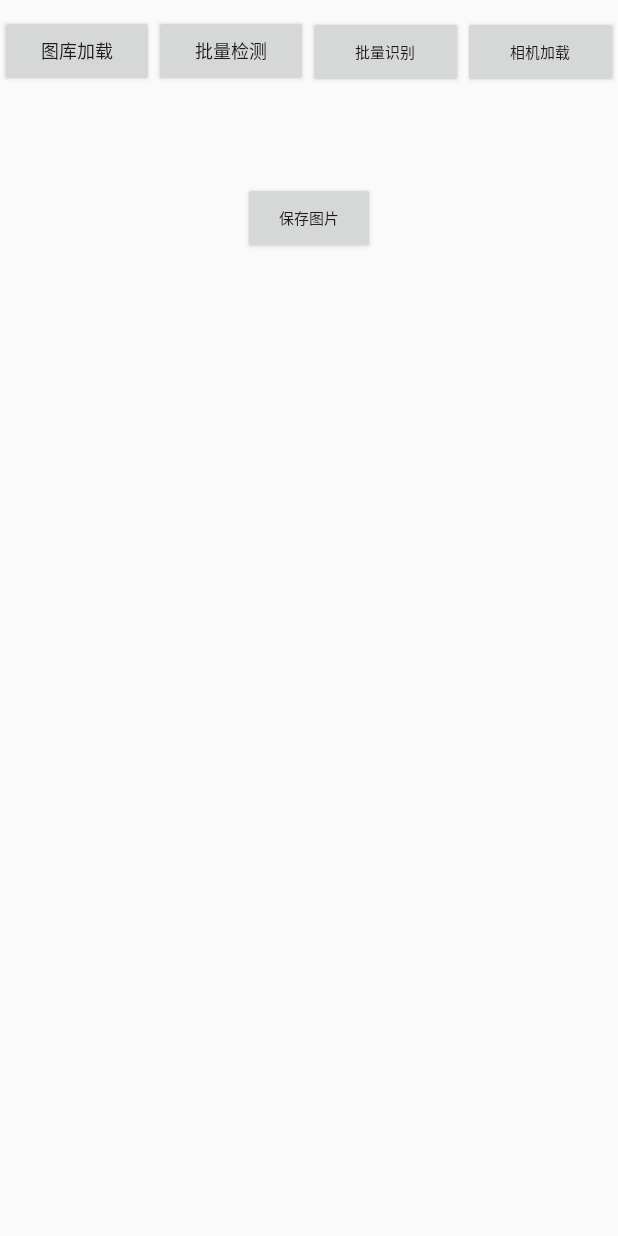
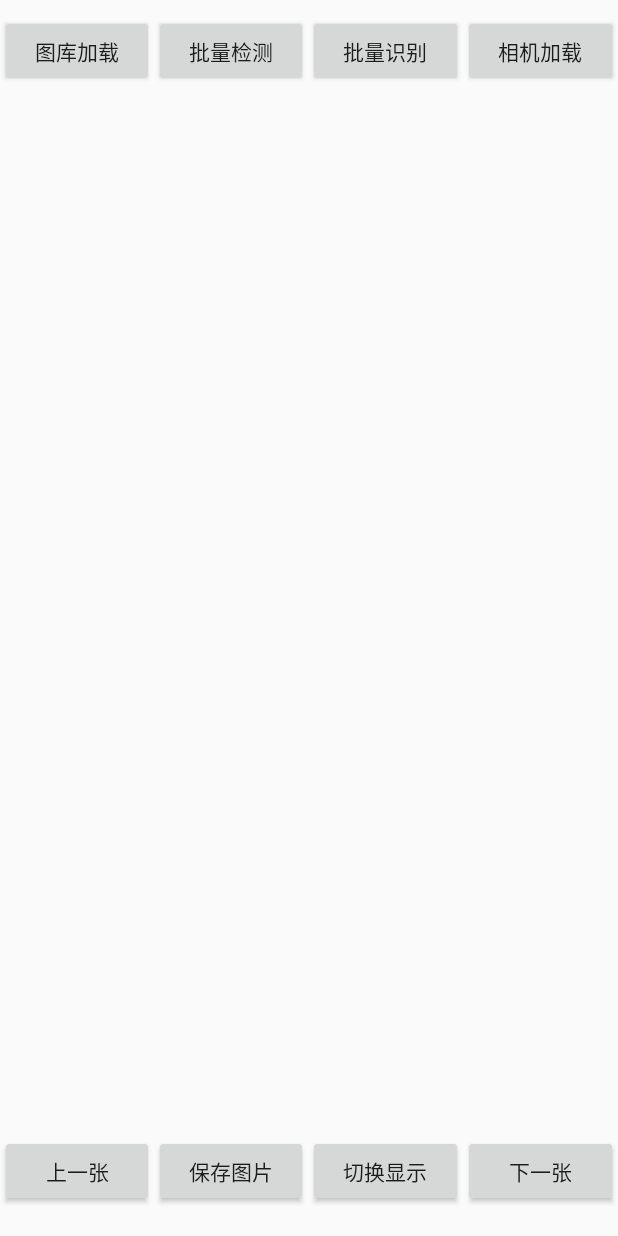
Before and after one commit to lionkkkk/ZxingQrTest, an Android app: the layout activity_main.xml on its own in the app's theme, with its tools: preview values and no code run, on a phone screen of 412 x 824 dp. Run offline under Robolectric (Android 15) with nearby library versions, the phone set to English and light mode, and no system bars.

Commit message:
adjust UI:add change view

```diff
--- a/app/src/main/AndroidManifest.xml
+++ b/app/src/main/AndroidManifest.xml
@@ -14,7 +14,6 @@
         android:supportsRtl="true"
         android:theme="@style/AppTheme">
         <activity android:name=".ThreadActivity"></activity>
-        <activity android:name=".SlideTestActivity" />
         <activity android:name=".CameraxTestActivity" />
         <activity android:name=".MainActivity">
             <intent-filter>
--- a/app/src/main/java/com/example/zxingqrtest/CameraxTestActivity.java
+++ b/app/src/main/java/com/example/zxingqrtest/CameraxTestActivity.java
@@ -277,20 +277,19 @@ public class CameraxTestActivity extends AppCompatActivity implements CameraXCon
     public void initImageAnalysis() {
 
         mImageAnalysis = new ImageAnalysis.Builder()
-                .setTargetResolution(new Size(1280, 720))  //分辨率，测试实际宽高为640x480
+                .setTargetResolution(new Size(1280, 720))  //分辨率，测试实际宽高为640x480,跟相机底层有关
                 .setBackpressureStrategy(ImageAnalysis.STRATEGY_KEEP_ONLY_LATEST) //非阻塞模式
                 .build();
         mImageAnalysis.setAnalyzer(executor, image -> {
-            //这里采用官方给的yuv转效率比较低
+            //这里采用官方给的yuv转效率比较低,所以借助了一个YUV_tool demo的YUV转bitmap 算法
             ImageProxy.PlaneProxy[] planes = image.getPlanes();
-            ByteBuffer b0 = planes[0].getBuffer();
+            ByteBuffer b0 = planes[0].getBuffer();  //3个buffer为YUV三个分量，但是需要进行提取
             ByteBuffer b1 = planes[1].getBuffer();
             ByteBuffer b2 = planes[2].getBuffer();
 
             int width = image.getWidth();
             int height= image.getHeight();
 
-            //算法一
             int r0 = b0.remaining(); //Y分量的长度
             int r1 = b1.remaining(); //U分量的长度
             int r2 = b2.remaining(); //V分量的长度
@@ -313,27 +312,24 @@ public class CameraxTestActivity extends AppCompatActivity implements CameraXCon
             byte[] data = new byte[y + u + v];
 
             //u,v分量需要调换，存放到data中
-            b0.get(data, 0, r0);     //y
+            b0.get(data, 0, r0);     // y
             b1.get(data, y, r1);            // u
             b2.get(data, y + u, r2); // v
 
             byte[] rotateData = new byte[y + u + v];           //暂存旋转数据
-            PicProcessUtil.rotateP90(data,rotateData,w0,h0);  //byte旋转
-            Bitmap bm = PicProcessUtil.pToBitmap(rotateData, h0, w0, true); //旋转后横竖对调
-//            Bitmap bm = PicProcessUtil.spToBitmap(rotateData, height,width,1,0); //第二种转换方式有较大色差
+            PicProcessUtil.rotateP90(data,rotateData,w0,h0);   //byte旋转
+            Bitmap bm = PicProcessUtil.pToBitmap(rotateData, h0, w0, true);     //旋转后横竖对调
+//            Bitmap bm = PicProcessUtil.spToBitmap(rotateData, height,width,1,0);  //第二种转换方式有较大色差
             try {
-//                String  result = DecoderUtil.decodeQR(bm).getText();
-//                Log.i("Main","decode:"+result);
-                bv_test.clear();                  //清楚中间结果
-                rectMsg = PicProcessUtil.BatchQRcodeDetect(bm, bv_test, classifier);
+                bv_test.clear(); //清除中间结果
+                rectMsg = PicProcessUtil.BatchQRcodeDetect(bm, bv_test, classifier); //调用分类器筛选
                 iv_test.setImageBitmap(bv_test.get(bv_test.size()-1));  //显示定位结果
             } catch (Exception e) {
+
             }
             image.close(); //分析完图像需要关闭image，否则将阻塞预览页面
         });
     }
-
-
 
     /**
      * 构建图像捕获用例
@@ -408,8 +404,6 @@ public class CameraxTestActivity extends AppCompatActivity implements CameraXCon
                     public void onImageSaved(@NonNull ImageCapture.OutputFileResults outputFileResults) {
                         String msg = "图片保存成功: " + file.getAbsolutePath();
                         Log.i("CameraxTestActivity", msg);
-//                        Bitmap bmp=BitmapFactory.decodeFile(file.getAbsolutePath());
-//                        iv_test.setImageBitmap(bmp);
                         Uri contentUri = Uri.fromFile(new File(file.getAbsolutePath()));
                         Intent mediaScanIntent = new Intent(Intent.ACTION_MEDIA_SCANNER_SCAN_FILE, contentUri);
                         sendBroadcast(mediaScanIntent);
@@ -467,14 +461,4 @@ public class CameraxTestActivity extends AppCompatActivity implements CameraXCon
         }
     };
 
-//    private class MyAnalyzer implements ImageAnalysis.Analyzer {
-//
-//        @Override
-//        public void analyze( ImageProxy imageProxy) {
-//            final Image image = imageProxy.getImage();
-//            if(image != null) {
-//                Log.d("chao", image.getWidth() + "," + image.getHeight());
-//            }
-//        }
-//    }
 }
--- a/app/src/main/java/com/example/zxingqrtest/Utils/PicProcessUtil.java
+++ b/app/src/main/java/com/example/zxingqrtest/Utils/PicProcessUtil.java
@@ -524,8 +524,9 @@ public class PicProcessUtil {
     public static Bitmap locateChosenCode(Bitmap bm, int[] rect) {
         Mat srcImg = new Mat();
         Utils.bitmapToMat(bm, srcImg);
+        int thickness = (rect[3]) / 24 + 1;
         Imgproc.rectangle(srcImg, new Point(rect[1],rect[2]), new Point(rect[1]+rect[3], rect[2]+rect[4]),
-                new Scalar(0, 255, 0, 10), 5);     //找到边框，填满
+                new Scalar(0, 255, 0, 10), thickness);     //找到边框，填满
         return MatToBitmap565(srcImg, "locate");
     }
 
--- a/app/src/main/res/layout/activity_main.xml
+++ b/app/src/main/res/layout/activity_main.xml
@@ -6,18 +6,19 @@
 
     <LinearLayout
         android:layout_width="match_parent"
-        android:layout_height="wrap_content"
+        android:layout_height="100dp"
         android:layout_marginTop="10dp"
+        android:layout_marginBottom="5dp"
         android:layout_weight="1"
         android:orientation="horizontal">
+
         <Button
             android:id="@+id/btnAlbum"
             android:layout_width="wrap_content"
             android:layout_height="wrap_content"
             android:layout_weight="1"
             android:onClick="openAlbum"
-            android:text="图库加载"
-            android:textSize="12dp" />
+            android:text="图库加载" />
 
         <Button
             android:id="@+id/btnDetect"
@@ -25,7 +26,7 @@
             android:layout_height="wrap_content"
             android:layout_weight="1"
             android:text="批量检测"
-            android:textSize="12dp" />
+         />
 
         <Button
             android:id="@+id/btnBatch"
@@ -33,7 +34,7 @@
             android:layout_height="wrap_content"
             android:layout_weight="1"
             android:text="批量识别"
-            android:textSize="10dp" />
+         />
 
         <Button
             android:id="@+id/btnOpenCamera"
@@ -41,23 +42,21 @@
             android:layout_height="wrap_content"
             android:layout_weight="1"
             android:text="相机加载"
-            android:textSize="10dp" />
-
+         />
     </LinearLayout>
-    <Button
-        android:id="@+id/btn_save"
-        android:layout_width="wrap_content"
-        android:layout_height="wrap_content"
-        android:text="保存图片"
-        android:textSize="10dp"
-        android:layout_gravity="center_horizontal"/>
+<!--    <Button-->
+<!--        android:id="@+id/btn_save"-->
+<!--        android:layout_width="wrap_content"-->
+<!--        android:layout_height="wrap_content"-->
+<!--        android:text="保存图片"-->
+<!--        android:textSize="10dp"-->
+<!--        android:layout_gravity="center_horizontal"/>-->
 
 
-    <LinearLayout
+    <FrameLayout
         android:layout_width="match_parent"
-        android:layout_height="wrap_content"
-        android:layout_marginTop="2dp"
-        android:layout_weight="4"
+        android:layout_height="match_parent"
+        android:layout_weight="5"
         android:orientation="vertical">
 
         <ImageView
@@ -67,43 +66,49 @@
             android:layout_gravity="center_horizontal"
             android:adjustViewBounds="true"
             android:scaleType="fitCenter" />
+        <ListView
+            android:id="@+id/list_result"
+            android:layout_width="match_parent"
+            android:layout_height="match_parent"
+            android:layout_gravity="fill_horizontal"
+            android:visibility="invisible"/>
 
-    </LinearLayout>
+    </FrameLayout>
+
 
     <LinearLayout
         android:layout_width="match_parent"
-        android:layout_height="wrap_content"
-        android:layout_gravity="center_horizontal"
+        android:layout_height="100dp"
+        android:layout_marginTop="10dp"
         android:layout_weight="1"
         android:orientation="horizontal">
+        <Button
+            android:id="@+id/btn_last"
+            android:layout_width="wrap_content"
+            android:layout_height="wrap_content"
+            android:layout_weight="1"
+            android:text="上一张" />
 
-        <ImageButton
-            android:id="@+id/btn_last"
-            android:layout_width="50dp"
-            android:layout_height="50dp"
-            android:layout_marginLeft="30dp"
-            android:layout_marginTop="5dp"
-            android:layout_marginRight="200dp"
-            android:src="@drawable/ic_last"
-            android:visibility="invisible" />
+        <Button
+            android:id="@+id/btn_save"
+            android:layout_width="wrap_content"
+            android:layout_height="wrap_content"
+            android:layout_weight="1"
+            android:text="保存图片" />
 
-        <ImageButton
+        <Button
+            android:id="@+id/btn_change"
+            android:layout_width="wrap_content"
+            android:layout_height="wrap_content"
+            android:layout_weight="1"
+            android:text="切换显示" />
+
+        <Button
             android:id="@+id/btn_next"
-            android:layout_width="50dp"
-            android:layout_height="50dp"
-            android:layout_marginTop="5dp"
-            android:src="@drawable/ic_next"
-            android:visibility="invisible" />
-    </LinearLayout>
-
-    <LinearLayout
-        android:layout_width="match_parent"
-        android:layout_height="wrap_content"
-        android:layout_weight="2">
-        <ListView
-            android:id="@+id/list_result"
-            android:layout_width="match_parent"
-            android:layout_height="150dp" />
+            android:layout_width="wrap_content"
+            android:layout_height="wrap_content"
+            android:layout_weight="1"
+            android:text="下一张" />
     </LinearLayout>
 
 </LinearLayout>
```
Also changed, not shown: app/src/main/java/com/example/zxingqrtest/MainActivity.java (+44 -31 lines), app/src/main/java/com/example/zxingqrtest/SlideTestActivity.java (deleted, +0 -45 lines), app/src/main/java/com/example/zxingqrtest/adapter/MyAdapter.java (+0 -7 lines), app/src/main/res/layout/activity_slide_test.xml (deleted, +0 -21 lines), app/src/main/res/drawable/ic_app.jpg (deleted), app/src/main/res/drawable/ic_app.png (added).
